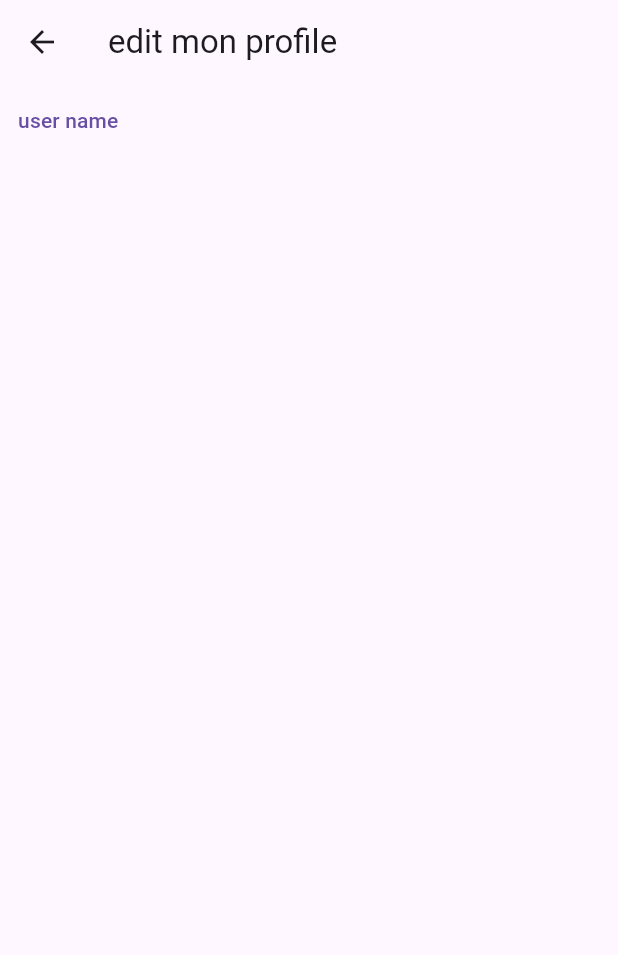
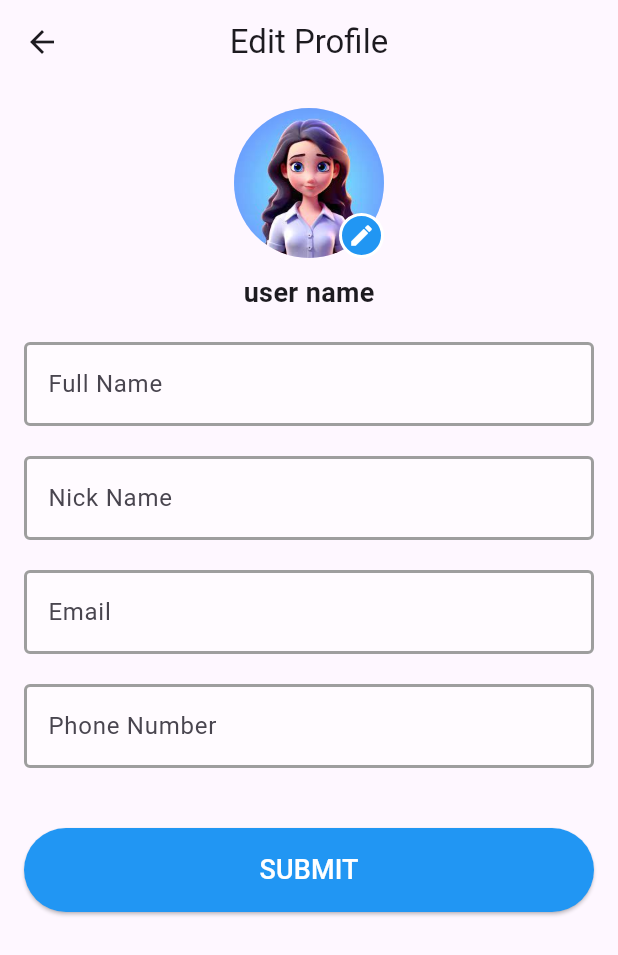
Before and after one commit to rachida13/projet_app, a Flutter app: the EditProfile screen opened by its route, on a phone screen of 412 x 824 dp. Shown: the top 955 px of the screen. Run offline on Flutter 3.47's test engine with Material 3 defaults, Android fonts, the light colour scheme and no system bars; our stand-ins replace flutter_tts, speech_to_text, supabase_flutter; accounts and stored records are empty.

```diff
--- /dev/null
+++ b/lib/home_pages/edit_icon.dart
@@ -0,0 +1,18 @@
+import 'package:flutter/material.dart';
+
+class EditIcon extends StatelessWidget {
+  const EditIcon({super.key});
+
+  @override
+  Widget build(BuildContext context) {
+    return Scaffold(
+      body: Container(
+        child: Column(
+          children: [
+            Text('you avatar'),
+          ],
+        ),
+      ),
+    );
+  }
+}
--- a/lib/home_pages/edit_profile.dart
+++ b/lib/home_pages/edit_profile.dart
@@ -1,5 +1,52 @@
+import 'package:exam_app/home_pages/edit_icon.dart';
 import 'package:flutter/material.dart';
 
+/*class EditProfile extends StatelessWidget {
+  const EditProfile({super.key});
+
+  @override
+  Widget build(BuildContext context) {
+    return Scaffold(
+      appBar: AppBar(
+        title: Column(
+          children: [
+            Positioned(
+              child: Text(
+                "Edit Profile",
+                style: TextStyle(fontSize: 24),
+              ),
+            ),
+          ],
+        ),
+      ),
+      body: Container(
+          child: Column(
+        children: [
+          Text(
+            "Edit Profile",
+            style: TextStyle(fontSize: 24),
+          ),
+        ],
+      )),
+    );
+  }
+}*/
+/*
+class EditProfile extends StatefulWidget {
+  @override
+  _EditProfileState createState() => _EditProfileState();
+}
+
+class _EditProfileState extends State<EditProfile> {
+  TextEditingController fullNameController =
+      TextEditingController(text: "Puerto Rico");
+  TextEditingController nickNameController =
+      TextEditingController(text: "puerto_rico");
+  TextEditingController emailController =
+      TextEditingController(text: "youremail@domain.com");
+  TextEditingController phoneController =
+      TextEditingController(text: "123-456-7890");
+*/
 class EditProfile extends StatelessWidget {
   const EditProfile({super.key});
 
@@ -7,10 +54,124 @@ class EditProfile extends StatelessWidget {
   Widget build(BuildContext context) {
     return Scaffold(
       appBar: AppBar(
-        title: Text("edit mon profile"),
+        leading: IconButton(
+          icon: Icon(Icons.arrow_back),
+          onPressed: () => Navigator.pop(context),
+        ),
+        title: Text("Edit Profile"),
+        centerTitle: true,
       ),
-      body: Container(
-        child: TextButton(onPressed: () {}, child: Text('user name')),
+      body: SingleChildScrollView(
+        child: Padding(
+          padding: const EdgeInsets.all(16.0),
+          child: Column(
+            children: [
+              // Image de profil avec bouton d'édition
+              Stack(
+                alignment: Alignment.bottomRight,
+                children: [
+                  const CircleAvatar(
+                    radius: 50,
+                    backgroundImage: AssetImage('images/photo6.jpeg'),
+                  ),
+                  Positioned(
+                    bottom: 0,
+                    right: 0,
+                    child: GestureDetector(
+                      onTap: () {
+                        Navigator.of(context).pushNamed('/editicon');
+                      },
+                      child: Container(
+                        padding: const EdgeInsets.all(4),
+                        decoration: BoxDecoration(
+                          color: Colors.blue,
+                          shape: BoxShape.circle,
+                          border: Border.all(color: Colors.white, width: 2),
+                        ),
+                        child: const Icon(Icons.edit,
+                            color: Colors.white, size: 18),
+                      ),
+                    ),
+                  ),
+                ],
+              ),
+              SizedBox(height: 10),
+              Text("user name",
+                  style: TextStyle(fontSize: 18, fontWeight: FontWeight.bold)),
+
+              SizedBox(height: 20),
+              TextField(
+                  decoration: InputDecoration(
+                labelText: 'Full Name',
+                enabledBorder: OutlineInputBorder(
+                  borderSide: BorderSide(color: Colors.grey, width: 2.0),
+                ),
+                focusedBorder: OutlineInputBorder(
+                  borderSide: BorderSide(color: Colors.grey, width: 2.5),
+                ),
+                filled: true,
+                fillColor: Colors.white.withOpacity(0.5),
+              )),
+              SizedBox(height: 20),
+              TextField(
+                  decoration: InputDecoration(
+                labelText: 'Nick Name',
+                enabledBorder: OutlineInputBorder(
+                  borderSide: BorderSide(color: Colors.grey, width: 2.0),
+                ),
+                focusedBorder: OutlineInputBorder(
+                  borderSide: BorderSide(color: Colors.grey, width: 2.5),
+                ),
+                filled: true,
+                fillColor: Colors.white.withOpacity(0.5),
+              )),
+              SizedBox(height: 20),
+              TextField(
+                  decoration: InputDecoration(
+                labelText: 'Email',
+                enabledBorder: OutlineInputBorder(
+                  borderSide: BorderSide(color: Colors.grey, width: 2.0),
+                ),
+                focusedBorder: OutlineInputBorder(
+                  borderSide: BorderSide(color: Colors.grey, width: 2.5),
+                ),
+                filled: true,
+                fillColor: Colors.white.withOpacity(0.5),
+              )),
+              SizedBox(height: 20),
+              TextField(
+                  decoration: InputDecoration(
+                labelText: 'Phone Number',
+                enabledBorder: OutlineInputBorder(
+                  borderSide: BorderSide(color: Colors.grey, width: 2.0),
+                ),
+                focusedBorder: OutlineInputBorder(
+                  borderSide: BorderSide(color: Colors.grey, width: 2.5),
+                ),
+                filled: true,
+                fillColor: Colors.white.withOpacity(0.5),
+              )),
+
+              SizedBox(height: 40),
+
+              // Bouton Submit
+              SizedBox(
+                width: double.infinity,
+                child: ElevatedButton(
+                  onPressed: () {
+                    // Ajoute ici la logique pour enregistrer les modifications
+                  },
+                  style: ElevatedButton.styleFrom(
+                    backgroundColor: Colors.blue,
+                    padding: EdgeInsets.symmetric(horizontal: 50, vertical: 15),
+                  ),
+                  child: Text("SUBMIT",
+                      style: TextStyle(color: Colors.white, fontSize: 18)),
+                ),
+              ),
+            ],
+          ),
+        ),
       ),
     );
   }
--- /dev/null
+++ b/lib/home_pages/selectionne_avatr.dart
@@ -0,0 +1,18 @@
+import 'package:flutter/material.dart';
+
+class SelectionneAvatr extends StatelessWidget {
+  const SelectionneAvatr({super.key});
+
+  @override
+  Widget build(BuildContext context) {
+    return Scaffold(
+      body: Container(
+        child: Column(
+          children: [
+            Text('you avatar'),
+          ],
+        ),
+      ),
+    );
+  }
+}
--- a/lib/main.dart
+++ b/lib/main.dart
@@ -1,4 +1,5 @@
 import 'package:exam_app/home_pages/Sign_log_page.dart';
+import 'package:exam_app/home_pages/edit_icon.dart';
 import 'package:exam_app/home_pages/edit_profile.dart';
 import 'package:exam_app/home_pages/first_page.dart';
 import 'package:exam_app/home_pages/settings_screen.dart';
@@ -65,6 +66,7 @@ class MyApp extends StatelessWidget {
           '/usertype': (context) => UserType(),
           '/settingsscreen': (context) => SettingsScreen(),
           '/editprofile': (context) => EditProfile(),
+          '/editicon': (context) => EditIcon(),
         });
   }
 }
```
